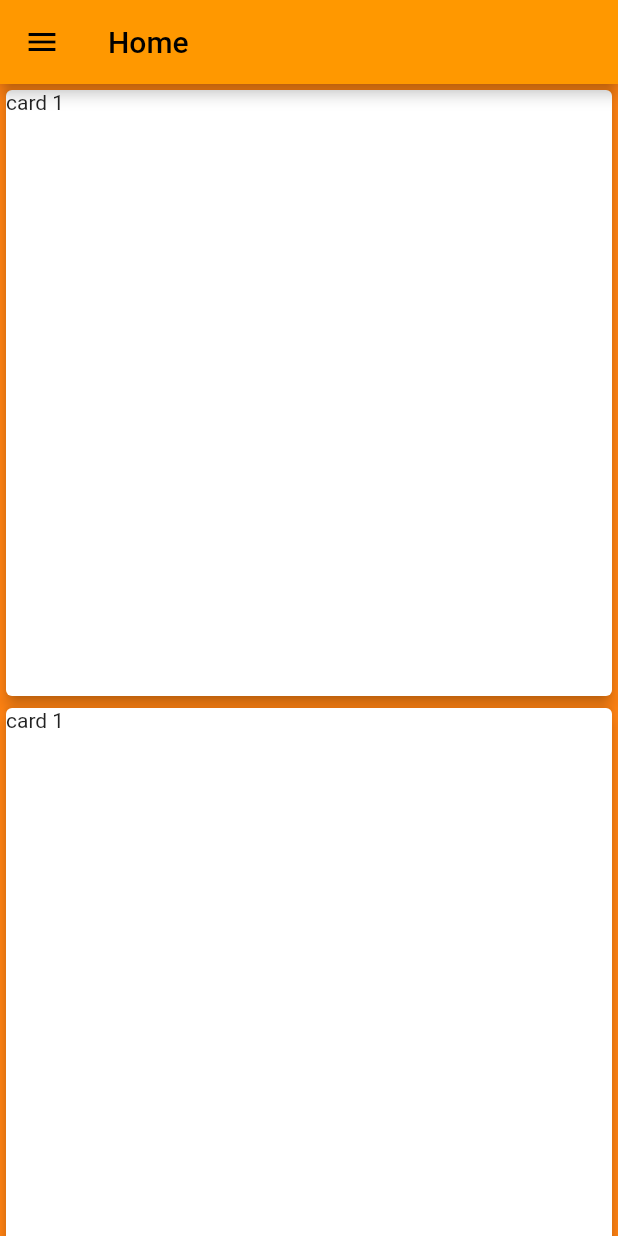
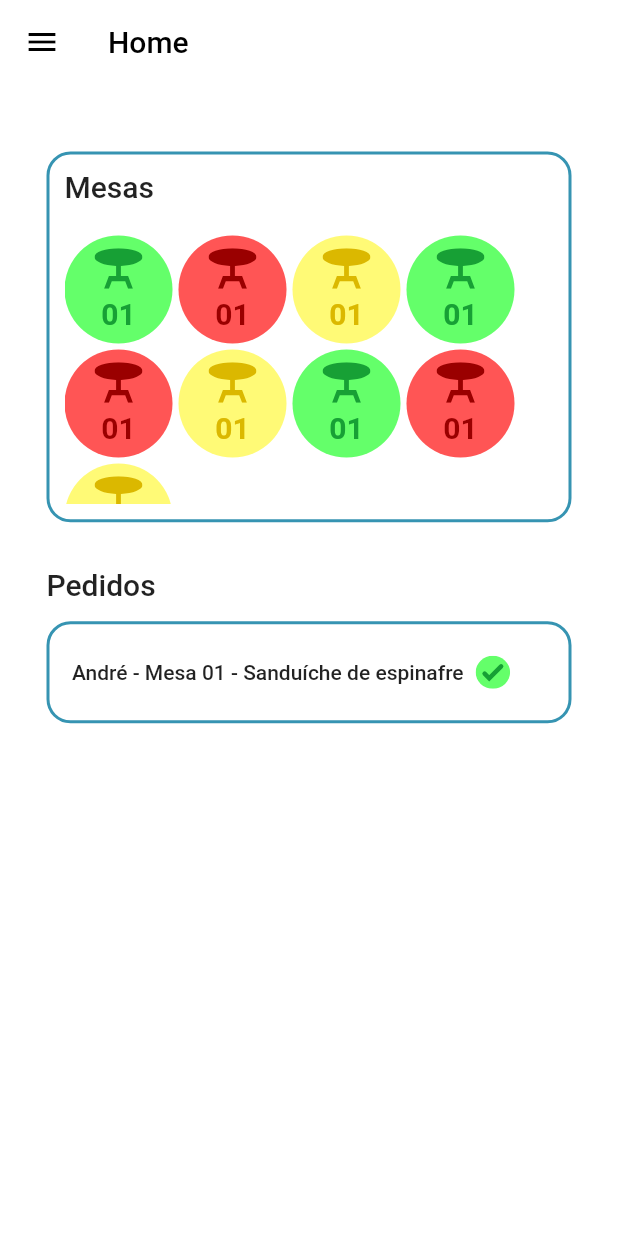
Before and after one commit to Reactweb23/e_pedidos, a Flutter app: the HomePag screen opened directly, on a phone screen of 412 x 824 dp. Run offline on Flutter 3.47's test engine with Material 2 defaults, Android fonts, the light colour scheme and no system bars; our stand-ins replace flutter_svg.

Commit message:
feat: created custom card orders

```diff
--- a/lib/pages/home_page.dart
+++ b/lib/pages/home_page.dart
@@ -1,5 +1,6 @@
 import 'package:flutter/material.dart';
 import 'package:flutter_svg/flutter_svg.dart';
+import 'package:e_pedidos_front/shared/widgets/custom_card_table.dart';
 
 class HomePag extends StatefulWidget {
   const HomePag({super.key});
@@ -13,13 +14,14 @@ class _HomePagState extends State<HomePag> {
   Widget build(BuildContext context) {
     return SafeArea(
       child: Scaffold(
-        backgroundColor: const Color.fromRGBO(255, 130, 18, 1),
+        backgroundColor: Colors.white,
         appBar: AppBar(
-          title: const Text('Home')
+          backgroundColor: Colors.white,
+          title: const Text('Home'),
+          elevation: 0,
         ),
         drawer: Drawer(
-          child: Column(
-            children: [
+            child: Column(children: [
           UserAccountsDrawerHeader(
               decoration: const BoxDecoration(color: Colors.orange),
               currentAccountPicture: CircleAvatar(
@@ -28,28 +30,53 @@ class _HomePagState extends State<HomePag> {
               ),
               accountName: const Text("E-Peedidos"),
               accountEmail: const Text("email@email.com"))
-            ])
+        ])),
+        body: Padding(
+          padding: const EdgeInsets.fromLTRB(31, 45, 31, 0),
+          child: Column(
+            crossAxisAlignment: CrossAxisAlignment.start,
+            children: [
+              const CardTables(),
+              const SizedBox(
+                height: 30,
               ),
-        body: ListView(
+              const Text(
+                'Pedidos',
+                style: TextStyle(fontSize: 20, fontWeight: FontWeight.w500),
+              ),
+              const SizedBox(
+                height: 13,
+              ),
+              Expanded(
+                  child: ListView(
                 children: [
-            SizedBox(
-              height: MediaQuery.of(context).size.height * 0.5,
+                  Container(
+                    padding: const EdgeInsets.symmetric(
+                        horizontal: 15, vertical: 21),
                     width: MediaQuery.of(context).size.width,
-              child: const Card(
-                elevation: 4,
-                child: Text('card 1'),
-              ),
-            ),
-            SizedBox(
-              height: MediaQuery.of(context).size.height * 0.5,
-              width: MediaQuery.of(context).size.width,
-              child: const Card(
-                elevation: 4,
-                child: Text('card 1'),
+                    decoration: BoxDecoration(
+                        borderRadius: BorderRadius.circular(16),
+                        border: Border.all(
+                            color: const Color.fromRGBO(54, 148, 178, 1),
+                            width: 2.0)),
+                    child:  Row(
+                      children: [
+                         const Text('André - Mesa 01 - Sanduíche de espinafre',
+                            style: TextStyle(
+                                fontSize: 14, fontWeight: FontWeight.w500)),
+                                Padding(
+                                  padding: const EdgeInsets.fromLTRB(8, 0, 0, 0),
+                                  child: SvgPicture.asset('lib/assets/verified_icon.svg'),
+                                )
+                      ],
                     ),
                   )
                 ],
+              ))
+            ],
           ),
-      ));
+        ),
+      ),
+    );
   }
 }
--- /dev/null
+++ b/lib/shared/widgets/custom_card_table.dart
@@ -0,0 +1,53 @@
+import 'package:flutter/material.dart';
+import 'package:e_pedidos_front/shared/widgets/custom_table/table_green.dart';
+import 'package:e_pedidos_front/shared/widgets/custom_table/table_red.dart';
+import 'package:e_pedidos_front/shared/widgets/custom_table/table_yellow.dart';
+
+class CardTables extends StatefulWidget {
+  const CardTables({super.key});
+
+  @override
+  State<CardTables> createState() => _CardTablesState();
+}
+
+class _CardTablesState extends State<CardTables> {
+  @override
+  Widget build(BuildContext context) {
+    return Container(
+                  padding: const EdgeInsets.all(10),
+                  height: MediaQuery.of(context).size.height * 0.3,
+                  width: MediaQuery.of(context).size.width,
+                  decoration: BoxDecoration(
+                      borderRadius: BorderRadius.circular(16),
+                      border: Border.all(
+                          color: const Color.fromRGBO(54, 148, 178, 1),
+                          width: 2.0)),
+                  child: ListView(
+                    children: const [
+                      Padding(
+                          padding: EdgeInsetsDirectional.fromSTEB(0, 0, 0, 21),
+                          child: Text(
+                            'Mesas',
+                            style: TextStyle(
+                                fontSize: 20, fontWeight: FontWeight.w500),
+                          )),
+                      Wrap(
+                        spacing: 4.0,
+                        runSpacing: 4.0,
+                        children: [
+                          TableGreen(),
+                          TableRed(),
+                          TableYellow(),
+                          TableGreen(),
+                          TableRed(),
+                          TableYellow(),
+                          TableGreen(),
+                          TableRed(),
+                          TableYellow()
+                        ],
+                      )
+                    ],
+                  ),
+                );
+  }
+}
--- /dev/null
+++ b/lib/shared/widgets/custom_table/table_green.dart
@@ -0,0 +1,36 @@
+import 'package:flutter/material.dart';
+import 'package:flutter_svg/flutter_svg.dart';
+
+class TableGreen extends StatelessWidget {
+  const TableGreen({super.key});
+
+  @override
+  Widget build(BuildContext context) {
+    return Container(
+      width: 72,
+      height: 72,
+      decoration: const BoxDecoration(
+        shape: BoxShape.circle,
+        color: Color.fromRGBO(100, 255, 106, 1),
+      ),
+      child: Column(
+        mainAxisAlignment: MainAxisAlignment.center,
+        children: [
+          SvgPicture.asset(
+            'lib/assets/table_green.svg',
+            width: 32,
+            height: 27,
+          ),
+          const SizedBox(height: 5),
+          const Text(
+            '01',
+            style: TextStyle(
+                color: Color.fromRGBO(23, 160, 53, 1),
+                fontSize: 20,
+                fontWeight: FontWeight.w600),
+          ),
+        ],
+      ),
+    );
+  }
+}
--- /dev/null
+++ b/lib/shared/widgets/custom_table/table_red.dart
@@ -0,0 +1,36 @@
+import 'package:flutter/material.dart';
+import 'package:flutter_svg/flutter_svg.dart';
+
+class TableRed extends StatelessWidget {
+  const TableRed({super.key});
+
+  @override
+  Widget build(BuildContext context) {
+    return Container(
+      width: 72,
+      height: 72,
+      decoration: const BoxDecoration(
+        shape: BoxShape.circle,
+        color: Color.fromRGBO(255, 85, 85, 1),
+      ),
+      child: Column(
+        mainAxisAlignment: MainAxisAlignment.center,
+        children: [
+          SvgPicture.asset(
+            'lib/assets/table_red.svg',
+            width: 32,
+            height: 27,
+          ),
+          const SizedBox(height: 5),
+          const Text(
+            '01',
+            style: TextStyle(
+                color: Color.fromRGBO(154, 0, 0, 1),
+                fontSize: 20,
+                fontWeight: FontWeight.w600),
+          ),
+        ],
+      ),
+    );
+  }
+}
--- /dev/null
+++ b/lib/shared/widgets/custom_table/table_yellow.dart
@@ -0,0 +1,36 @@
+import 'package:flutter/material.dart';
+import 'package:flutter_svg/flutter_svg.dart';
+
+class TableYellow extends StatelessWidget {
+  const TableYellow({super.key});
+
+  @override
+  Widget build(BuildContext context) {
+    return Container(
+      width: 72,
+      height: 72,
+      decoration: const BoxDecoration(
+        shape: BoxShape.circle,
+        color: Color.fromRGBO(255, 250, 118, 1),
+      ),
+      child: Column(
+        mainAxisAlignment: MainAxisAlignment.center,
+        children: [
+          SvgPicture.asset(
+            'lib/assets/table_yellow.svg',
+            width: 32,
+            height: 27,
+          ),
+          const SizedBox(height: 5),
+          const Text(
+            '01',
+            style: TextStyle(
+                color: Color.fromRGBO(219, 184, 0, 1),
+                fontSize: 20,
+                fontWeight: FontWeight.w600),
+          ),
+        ],
+      ),
+    );
+  }
+}
--- a/pubspec.yaml
+++ b/pubspec.yaml
@@ -58,6 +58,10 @@ flutter:
   - lib/assets/background.png
   - lib/assets/logo.svg
   - lib/assets/verified.svg
+  - lib/assets/table_green.svg
+  - lib/assets/table_red.svg
+  - lib/assets/table_yellow.svg
+  - lib/assets/verified_icon.svg
   uses-material-design: true
 
   # To add assets to your application, add an assets section, like this:
```
Also changed, not shown: lib/assets/table_green.svg (added), lib/assets/table_red.svg (added), lib/assets/table_yellow.svg (added), lib/assets/verified_icon.svg (added), lib/shared/widgets/custom_button.dart (line endings or trailing spaces), 1 other file. Lines whose indentation alone changed are shown as unchanged.
